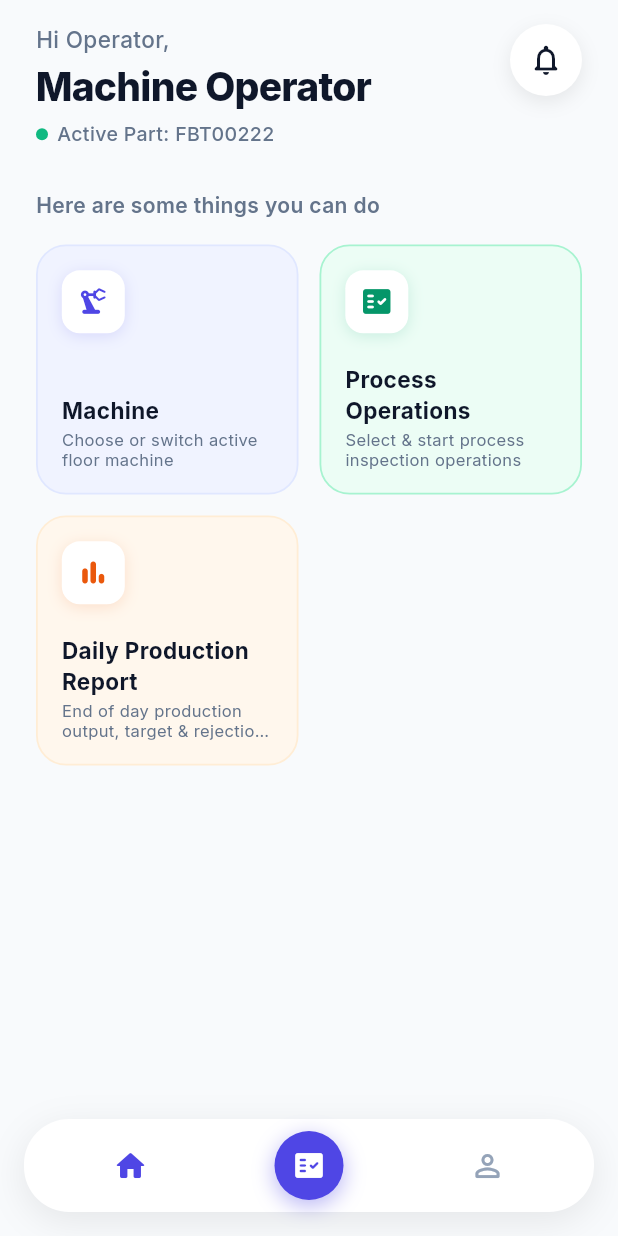
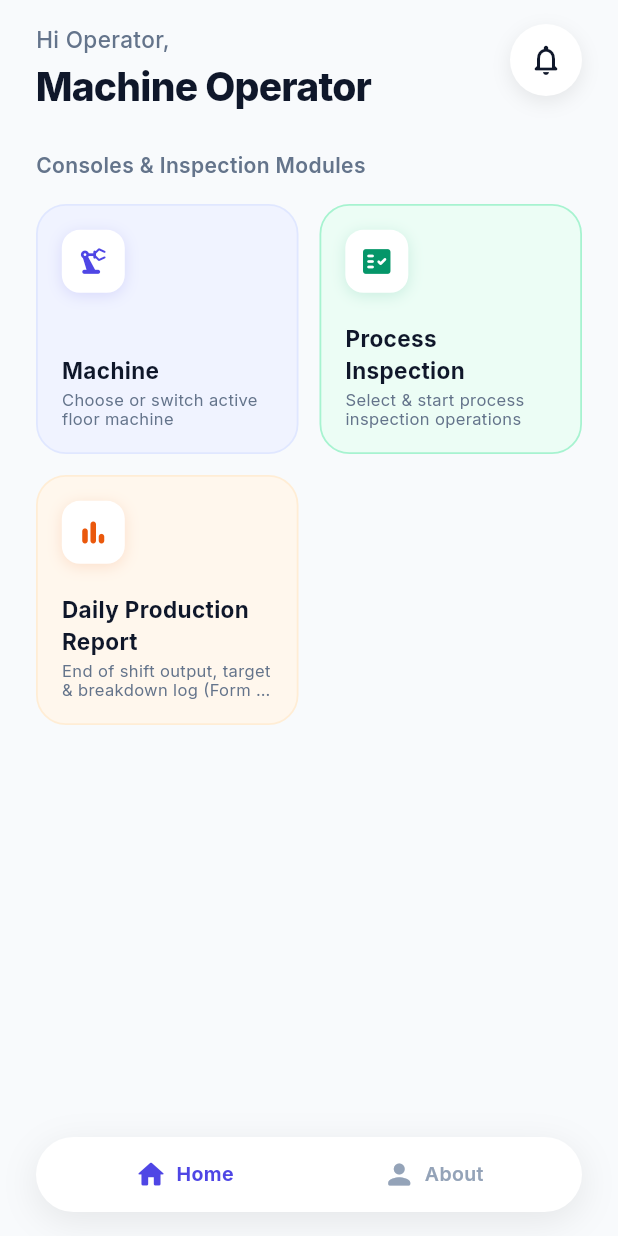
Before and after one commit to Samrudhi1004/Ledger-Entry-Automation, a Flutter app: the AppHomeScreen screen opened directly, on a phone screen of 412 x 824 dp. Run offline on Flutter 3.47's test engine with Material 3 defaults, Android fonts, the phone set to English and light mode, and no system bars; our stand-ins replace flutter_secure_storage, google_fonts, permission_handler, shared_preferences; missing offline and left inert: record; accounts and stored records are empty; network calls fail.

Commit message:
feat(mobile): implement 2-tab navigation (Home & About) and 3 core module cards

```diff
--- a/mobile/lib/screens/app_home_screen.dart
+++ b/mobile/lib/screens/app_home_screen.dart
@@ -6,13 +6,9 @@ import '../providers/inspection_provider.dart';
 import '../services/api_service.dart';
 import 'account_screen.dart';
 import 'machine_select_screen.dart';
-import 'operator_home_screen.dart';
-import 'inspector_home_screen.dart';
+import 'operation_select_screen.dart';
+import 'daily_production_report_screen.dart';
 import 'inspection_voice_screen.dart';
-import 'operation_select_screen.dart';
-import 'report_sheet_screen.dart';
-import 'setup_approval_report_screen.dart';
-import 'daily_production_report_screen.dart';
 
 class AppHomeScreen extends StatefulWidget {
   const AppHomeScreen({super.key});
@@ -538,10 +534,7 @@ class _AppHomeScreenState extends State<AppHomeScreen> {
 
     final unreadNotifCount = _supervisorNotifications.where((n) => n['is_read'] == false).length;
 
-    return Scaffold(
-      backgroundColor: const Color(0xFFF8FAFC),
-      body: SafeArea(
-        child: RefreshIndicator(
+    Widget homeTabContent = RefreshIndicator(
       color: const Color(0xFF4F46E5),
       onRefresh: _loadDashboardData,
       child: SingleChildScrollView(
@@ -550,8 +543,7 @@ class _AppHomeScreenState extends State<AppHomeScreen> {
         child: Column(
           crossAxisAlignment: CrossAxisAlignment.start,
           children: [
-
-              // 1. TOP GREETING HEADER & NOTIFICATION BELL WITH LIVE SUPERVISOR ALERTS
+            // 1. TOP GREETING HEADER & NOTIFICATION BELL
             Row(
               mainAxisAlignment: MainAxisAlignment.spaceBetween,
               crossAxisAlignment: CrossAxisAlignment.start,
@@ -577,32 +569,10 @@ class _AppHomeScreenState extends State<AppHomeScreen> {
                         letterSpacing: -0.5,
                       ),
                     ),
-                      const SizedBox(height: 4),
-                      Row(
-                        children: [
-                          Container(
-                            width: 8,
-                            height: 8,
-                            decoration: const BoxDecoration(
-                              color: Color(0xFF10B981),
-                              shape: BoxShape.circle,
-                            ),
-                          ),
-                          const SizedBox(width: 6),
-                          Text(
-                            'Active Part: $partNumber',
-                            style: const TextStyle(
-                              fontSize: 13,
-                              color: Color(0xFF64748B),
-                              fontWeight: FontWeight.w500,
-                            ),
-                          ),
-                        ],
-                      ),
                   ],
                 ),
 
-                  // Notification Bell Icon with Red Alert Counter for Supervisor Notifications
+                // Notification Bell Icon
                 GestureDetector(
                   onTap: () => _showNotificationsModal(context),
                   child: Stack(
@@ -653,11 +623,11 @@ class _AppHomeScreenState extends State<AppHomeScreen> {
               ],
             ),
 
-              const SizedBox(height: 28),
+            const SizedBox(height: 24),
 
-              // 2. "HERE ARE SOME THINGS YOU CAN DO" SECTION TITLE
+            // 2. FEATURE MODULES TITLE
             const Text(
-                'Here are some things you can do',
+              'Consoles & Inspection Modules',
               style: TextStyle(
                 fontSize: 14,
                 fontWeight: FontWeight.w600,
@@ -667,7 +637,7 @@ class _AppHomeScreenState extends State<AppHomeScreen> {
 
             const SizedBox(height: 16),
 
-              // 3. 2x2 SOFT PASTEL FEATURE CARDS GRID
+            // 3. CORE MODULE CARDS GRID
             GridView.count(
               shrinkWrap: true,
               physics: const NeverScrollableScrollPhysics(),
@@ -676,8 +646,7 @@ class _AppHomeScreenState extends State<AppHomeScreen> {
               mainAxisSpacing: 14,
               childAspectRatio: 1.05,
               children: [
-
-                  // Card 1: Select Machine (Soft Blue/Purple)
+                // Module 1: Machine Selection (Soft Indigo)
                 _buildSoftPastelCard(
                   title: 'Machine',
                   description: 'Choose or switch active floor machine',
@@ -693,10 +662,9 @@ class _AppHomeScreenState extends State<AppHomeScreen> {
                   },
                 ),
 
-                  // Card 2: Process Operations (Operator) OR Live Daily Report (Inspector / Supervisor)
-                  if (auth.isOperator)
+                // Module 2: Process Inspection (Soft Emerald)
                 _buildSoftPastelCard(
-                      title: 'Process Operations',
+                  title: 'Process Inspection',
                   description: 'Select & start process inspection operations',
                   icon: Icons.fact_check_rounded,
                   bgColor: const Color(0xFFECFDF5),
@@ -708,45 +676,12 @@ class _AppHomeScreenState extends State<AppHomeScreen> {
                       MaterialPageRoute(builder: (_) => const OperationSelectScreen()),
                     );
                   },
-                    )
-                  else
-                    _buildSoftPastelCard(
-                      title: 'Live Daily Report',
-                      description: 'View real-time Form F02 report filling (1PC & 1..8/HR)',
-                      icon: Icons.table_chart_rounded,
-                      bgColor: const Color(0xFFEFF6FF),
-                      borderColor: const Color(0xFFBFDBFE),
-                      iconColor: const Color(0xFF2563EB),
-                      onTap: () {
-                        Navigator.push(
-                          context,
-                          MaterialPageRoute(builder: (_) => const ReportSheetScreen()),
-                        );
-                      },
                 ),
 
-                  // Card 3: Setup Approval Report (First Piece Setup Approval Sheet - Inspectors/Supervisors Only)
-                  if (!auth.isOperator)
-                    _buildSoftPastelCard(
-                      title: 'Setup Approval Report',
-                      description: 'View official first piece setup approval report (Form F02)',
-                      icon: Icons.assignment_turned_in_rounded,
-                      bgColor: const Color(0xFFFAF5FF),
-                      borderColor: const Color(0xFFE9D5FF),
-                      iconColor: const Color(0xFF9333EA),
-                      onTap: () {
-                        Navigator.push(
-                          context,
-                          MaterialPageRoute(builder: (_) => const SetupApprovalReportScreen()),
-                        );
-                      },
-                    ),
-
-                  // Card 4: Daily Production Report (End of Day Entry - Operators Only)
-                  if (auth.isOperator)
+                // Module 3: Daily Production Report (Soft Orange - Form F19)
                 _buildSoftPastelCard(
                   title: 'Daily Production Report',
-                      description: 'End of day production output, target & rejection log',
+                  description: 'End of shift output, target & breakdown log (Form F19)',
                   icon: Icons.bar_chart_rounded,
                   bgColor: const Color(0xFFFFF7ED),
                   borderColor: const Color(0xFFFFEDD5),
@@ -763,7 +698,7 @@ class _AppHomeScreenState extends State<AppHomeScreen> {
 
             const SizedBox(height: 28),
 
-              // 4. "YOUR TEAM & OPERATORS" AVATAR ROW (Visible to Supervisors & Inspectors)
+            // 4. "YOUR TEAM & OPERATORS" ROW
             if (!auth.isOperator) ...[
               Row(
                 mainAxisAlignment: MainAxisAlignment.spaceBetween,
@@ -801,7 +736,6 @@ class _AppHomeScreenState extends State<AppHomeScreen> {
                 child: ListView(
                   scrollDirection: Axis.horizontal,
                   children: [
-                      // Add Button
                     _buildAvatarItem(
                       isAdd: true,
                       label: 'Add',
@@ -810,7 +744,6 @@ class _AppHomeScreenState extends State<AppHomeScreen> {
 
                     const SizedBox(width: 14),
 
-                      // Connected Operators List from Backend
                     ..._teamMembers.map((member) {
                       final initials = _getInitials(member);
                       final name = _getShortName(member);
@@ -839,13 +772,24 @@ class _AppHomeScreenState extends State<AppHomeScreen> {
           ],
         ),
       ),
+    );
+
+    return Scaffold(
+      backgroundColor: const Color(0xFFF8FAFC),
+      body: SafeArea(
+        child: IndexedStack(
+          index: _currentIndex == 1 ? 1 : 0,
+          children: [
+            homeTabContent,
+            const AccountScreen(),
+          ],
         ),
       ),
 
-      // 6. FLOATING CLEAN BOTTOM NAVIGATION BAR
+      // FLOATING 2-TAB BOTTOM NAVIGATION BAR (Home & About)
       bottomNavigationBar: Container(
-        margin: const EdgeInsets.only(left: 16, right: 16, bottom: 16),
-        padding: const EdgeInsets.symmetric(horizontal: 12, vertical: 8),
+        margin: const EdgeInsets.only(left: 24, right: 24, bottom: 16),
+        padding: const EdgeInsets.symmetric(horizontal: 16, vertical: 6),
         decoration: BoxDecoration(
           color: Colors.white,
           borderRadius: BorderRadius.circular(30),
@@ -860,32 +804,59 @@ class _AppHomeScreenState extends State<AppHomeScreen> {
         child: Row(
           mainAxisAlignment: MainAxisAlignment.spaceAround,
           children: [
-            _buildBottomNavItem(icon: Icons.home_rounded, isSelected: _currentIndex == 0, onTap: () => setState(() => _currentIndex = 0)),
-            // Center Action Icon
-            GestureDetector(
-              onTap: () {
-                final screen = auth.isInspector ? const InspectorHomeScreen() : const OperatorHomeScreen();
-                Navigator.push(context, MaterialPageRoute(builder: (_) => screen));
-              },
-              child: Container(
-                padding: const EdgeInsets.all(12),
-                decoration: const BoxDecoration(
-                  color: Color(0xFF4F46E5),
-                  shape: BoxShape.circle,
-                  boxShadow: [
-                    BoxShadow(
-                      color: Color(0x664F46E5),
-                      blurRadius: 12,
-                      offset: Offset(0, 4),
-                    )
+            // Tab 1: Home
+            InkWell(
+              onTap: () => setState(() => _currentIndex = 0),
+              borderRadius: BorderRadius.circular(20),
+              child: Padding(
+                padding: const EdgeInsets.symmetric(horizontal: 20, vertical: 8),
+                child: Row(
+                  children: [
+                    Icon(
+                      Icons.home_rounded,
+                      color: _currentIndex == 0 ? const Color(0xFF4F46E5) : const Color(0xFF94A3B8),
+                      size: 22,
+                    ),
+                    const SizedBox(width: 6),
+                    Text(
+                      'Home',
+                      style: TextStyle(
+                        color: _currentIndex == 0 ? const Color(0xFF4F46E5) : const Color(0xFF94A3B8),
+                        fontWeight: _currentIndex == 0 ? FontWeight.bold : FontWeight.w600,
+                        fontSize: 13,
+                      ),
+                    ),
                   ],
                 ),
-                child: const Icon(Icons.fact_check_rounded, color: Colors.white, size: 22),
               ),
             ),
-            _buildBottomNavItem(icon: Icons.person_outline_rounded, isSelected: _currentIndex == 4, onTap: () {
-              Navigator.push(context, MaterialPageRoute(builder: (_) => const AccountScreen()));
-            }),
+
+            // Tab 2: About (Profile & Station details)
+            InkWell(
+              onTap: () => setState(() => _currentIndex = 1),
+              borderRadius: BorderRadius.circular(20),
+              child: Padding(
+                padding: const EdgeInsets.symmetric(horizontal: 20, vertical: 8),
+                child: Row(
+                  children: [
+                    Icon(
+                      Icons.person_rounded,
+                      color: _currentIndex == 1 ? const Color(0xFF4F46E5) : const Color(0xFF94A3B8),
+                      size: 22,
+                    ),
+                    const SizedBox(width: 6),
+                    Text(
+                      'About',
+                      style: TextStyle(
+                        color: _currentIndex == 1 ? const Color(0xFF4F46E5) : const Color(0xFF94A3B8),
+                        fontWeight: _currentIndex == 1 ? FontWeight.bold : FontWeight.w600,
+                        fontSize: 13,
+                      ),
+                    ),
+                  ],
+                ),
+              ),
+            ),
           ],
         ),
       ),
```
Lines whose indentation alone changed are shown as unchanged.
